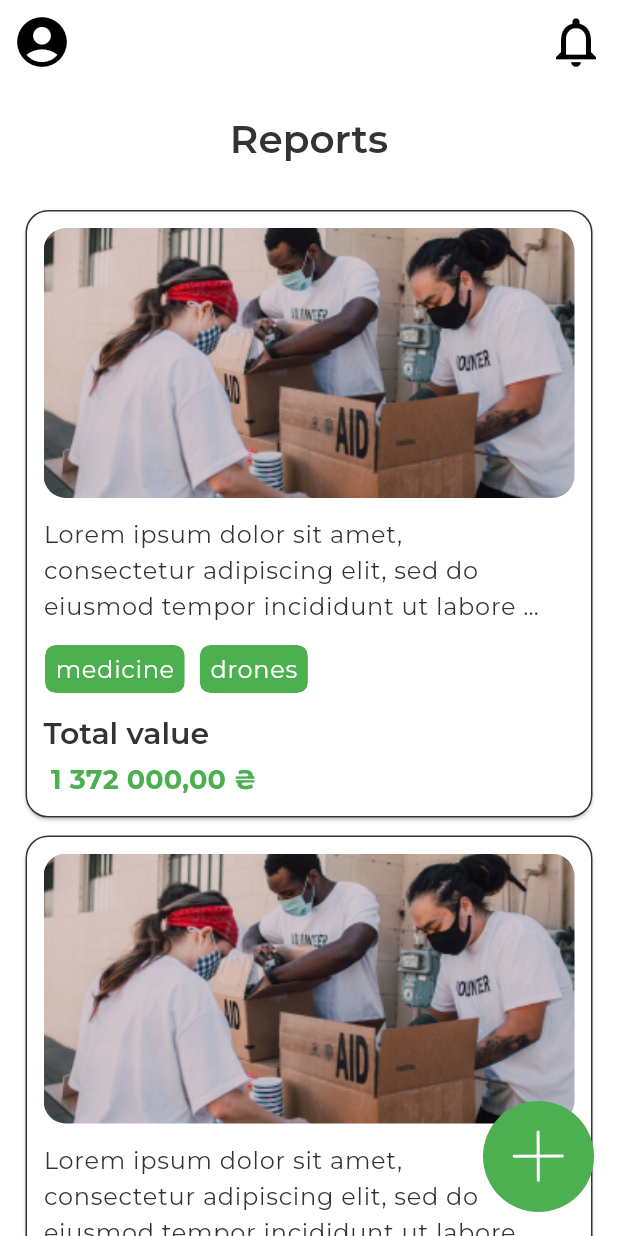
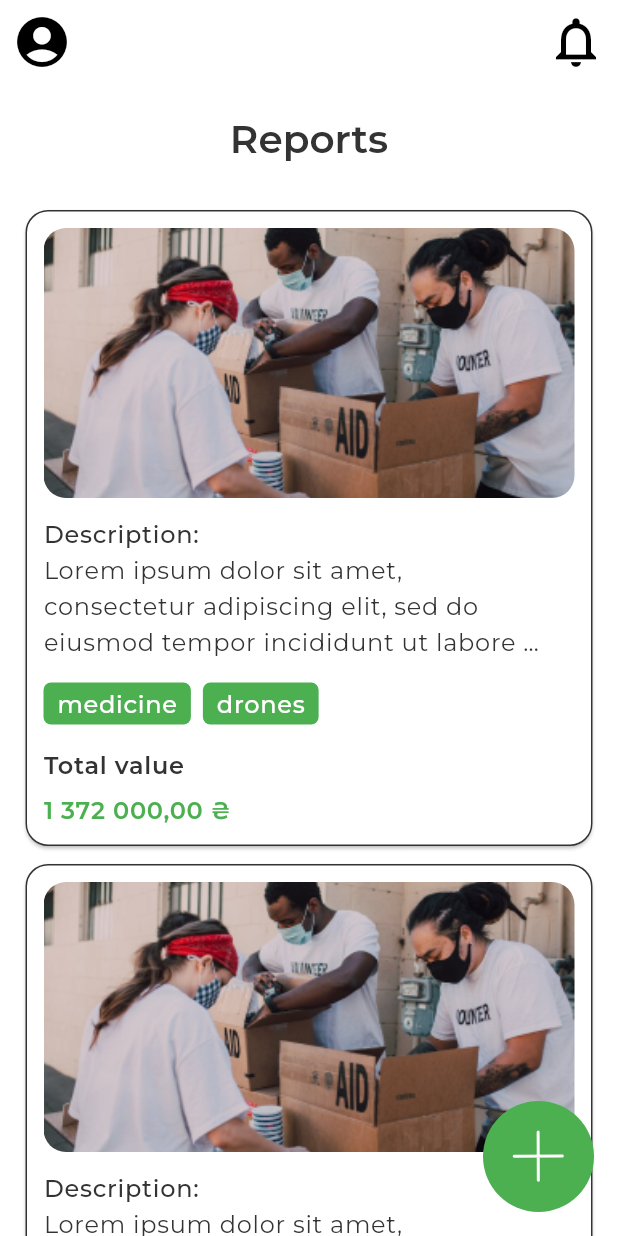
Before and after one commit to techcat18/VolunteerReport, a Flutter app: the screen it shows after launch, after a tap on "Log in", on a phone screen of 412 x 824 dp. Run offline on Flutter 3.47's test engine with Material 2 defaults, Android fonts, the phone set to English and light mode, and no system bars; our stand-ins replace flutter_svg, google_fonts, reactive_forms.

Commit message:
Changed reports page to match updated design. Created text style extension method to match font family to font weight provided.

```diff
--- /dev/null
+++ b/mobile/lib/helpers/text_style_extensions.dart
@@ -0,0 +1,63 @@
+import 'dart:ui' as ui
+    show FontFeature, FontVariation, Shadow, TextLeadingDistribution;
+import 'package:flutter/material.dart';
+import 'package:google_fonts/google_fonts.dart';
+
+extension TextStyleExtensions on TextStyle {
+  TextStyle copyWithWeight(
+    FontWeight weight, {
+    bool? inherit,
+    Color? color,
+    Color? backgroundColor,
+    double? fontSize,
+    FontStyle? fontStyle,
+    double? letterSpacing,
+    double? wordSpacing,
+    TextBaseline? textBaseline,
+    double? height,
+    ui.TextLeadingDistribution? leadingDistribution,
+    Locale? locale,
+    Paint? foreground,
+    Paint? background,
+    List<ui.Shadow>? shadows,
+    List<ui.FontFeature>? fontFeatures,
+    List<ui.FontVariation>? fontVariations,
+    TextDecoration? decoration,
+    Color? decorationColor,
+    TextDecorationStyle? decorationStyle,
+    double? decorationThickness,
+    String? debugLabel,
+    List<String>? fontFamilyFallback,
+    String? package,
+    TextOverflow? overflow,
+  }) {
+    return copyWith(
+      fontWeight: weight,
+      fontFamily: GoogleFonts.montserrat(fontWeight: weight).fontFamily,
+      inherit: inherit,
+      color: color,
+      backgroundColor: backgroundColor,
+      fontSize: fontSize,
+      fontStyle: fontStyle,
+      letterSpacing: letterSpacing,
+      wordSpacing: wordSpacing,
+      textBaseline: textBaseline,
+      height: height,
+      leadingDistribution: leadingDistribution,
+      locale: locale,
+      foreground: foreground,
+      background: background,
+      shadows: shadows,
+      fontFeatures: fontFeatures,
+      fontVariations: fontVariations,
+      decoration: decoration,
+      decorationColor: decorationColor,
+      decorationStyle: decorationStyle,
+      decorationThickness: decorationThickness,
+      debugLabel: debugLabel,
+      fontFamilyFallback: fontFamilyFallback,
+      package: package,
+      overflow: overflow,
+    );
+  }
+}
--- a/mobile/lib/views/reports/report_list_item.dart
+++ b/mobile/lib/views/reports/report_list_item.dart
@@ -1,4 +1,5 @@
 import 'package:flutter/material.dart';
+import 'package:mobile/helpers/text_style_extensions.dart';
 import 'package:mobile/models/report.dart';
 import 'package:mobile/views/reports/report_list_item_categories.dart';
 import 'package:mobile/views/reports/report_list_item_total.dart';
@@ -46,6 +47,12 @@ class ReportsListItem extends StatelessWidget {
                 ),
               ),
             ),
+            Text(
+              "Description:",
+              style: textTheme.bodyLarge!.copyWithWeight(
+                FontWeight.w500,
+              ),
+            ),
             Container(
               margin: const EdgeInsets.only(
                 right: 20,
--- a/mobile/lib/views/reports/report_list_item_categories.dart
+++ b/mobile/lib/views/reports/report_list_item_categories.dart
@@ -1,4 +1,6 @@
 import 'package:flutter/material.dart';
+import 'package:google_fonts/google_fonts.dart';
+import 'package:mobile/helpers/text_style_extensions.dart';
 import 'package:mobile/models/report.dart';
 
 class ReportListItemCategories extends StatelessWidget {
@@ -24,13 +26,24 @@ class ReportListItemCategories extends StatelessWidget {
 
     return _categories.map(
       (category) {
-        return Chip(
-          label: Text(category),
-          backgroundColor: theme.colorScheme.primaryContainer,
-          labelStyle: theme.textTheme.bodyLarge!.copyWith(
-            color: Colors.white,
+        return Container(
+          decoration: BoxDecoration(
+            color: theme.colorScheme.primaryContainer,
+            borderRadius: BorderRadius.circular(5),
           ),
-          padding: const EdgeInsets.all(0),
+          child: Padding(
+            padding: const EdgeInsets.symmetric(
+              vertical: 2,
+              horizontal: 9,
+            ),
+            child: Text(
+              category,
+              style: theme.textTheme.bodyLarge!.copyWithWeight(
+                FontWeight.w500,
+                color: Colors.white,
+              ),
+            ),
+          ),
         );
       },
     ).toList();
@@ -40,7 +53,7 @@ class ReportListItemCategories extends StatelessWidget {
   Widget build(BuildContext context) {
     return Container(
       margin: const EdgeInsets.symmetric(
-        vertical: 6,
+        vertical: 15,
       ),
       child: Wrap(
         spacing: 8.0,
--- a/mobile/lib/views/reports/report_list_item_total.dart
+++ b/mobile/lib/views/reports/report_list_item_total.dart
@@ -1,5 +1,7 @@
 import 'package:flutter/material.dart';
+import 'package:google_fonts/google_fonts.dart';
 import 'package:intl/intl.dart';
+import 'package:mobile/helpers/text_style_extensions.dart';
 import 'package:mobile/models/report.dart';
 
 final _formatCurrency = NumberFormat.currency(
@@ -28,23 +30,28 @@ class ReportListItemTotal extends StatelessWidget {
 
   @override
   Widget build(BuildContext context) {
-    var textTheme = Theme.of(context).textTheme;
+    var theme = Theme.of(context);
+    var textTheme = theme.textTheme;
 
     return Column(
       crossAxisAlignment: CrossAxisAlignment.start,
       children: [
         Text(
           "Total value",
-          style: textTheme.titleLarge,
+          style: textTheme.bodyLarge!.copyWithWeight(
+            FontWeight.w600,
+          ),
         ),
         Container(
           margin: const EdgeInsets.only(
-            top: 5,
-            left: 5,
+            top: 6,
           ),
           child: Text(
             _formatCurrency.format(_totalAmount),
-            style: textTheme.titleMedium,
+            style: textTheme.bodyLarge!.copyWithWeight(
+              FontWeight.w600,
+              color: theme.colorScheme.secondary,
+            ),
           ),
         )
       ],
```
